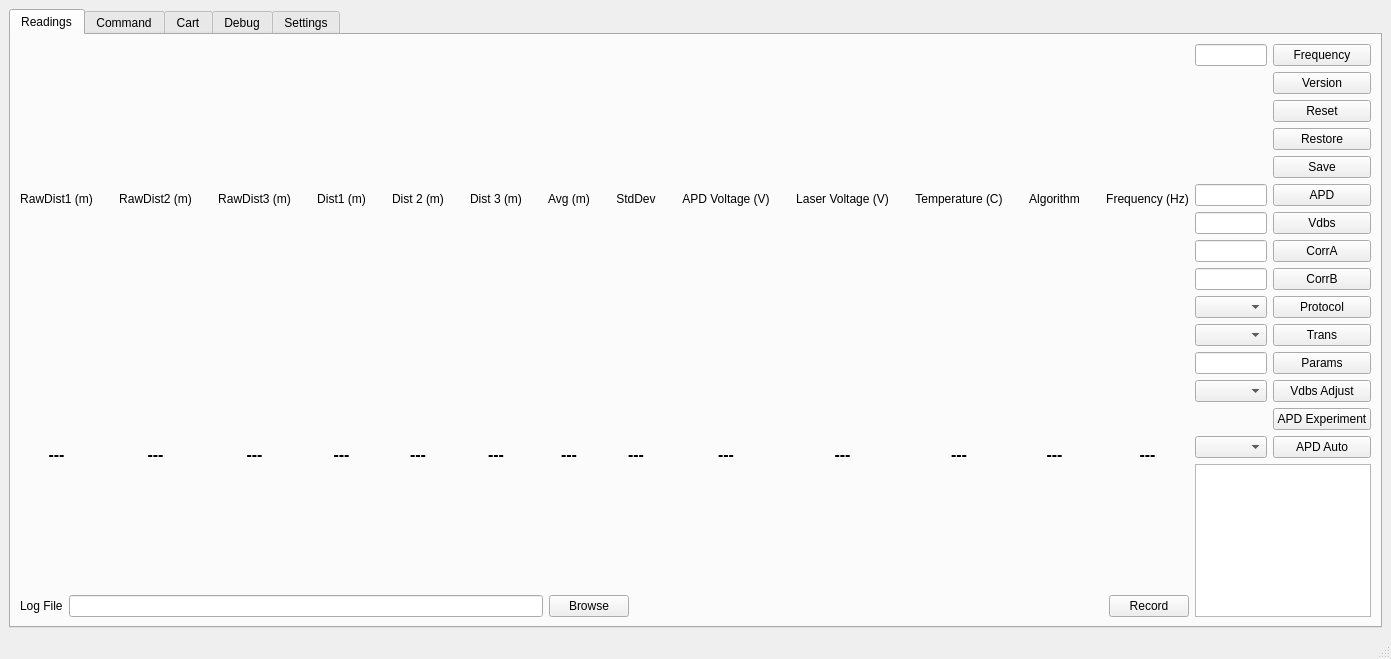
Above: tf03_test/main_window.ui from codincodee/tf0x_dev before the change. Below: the same form after it.
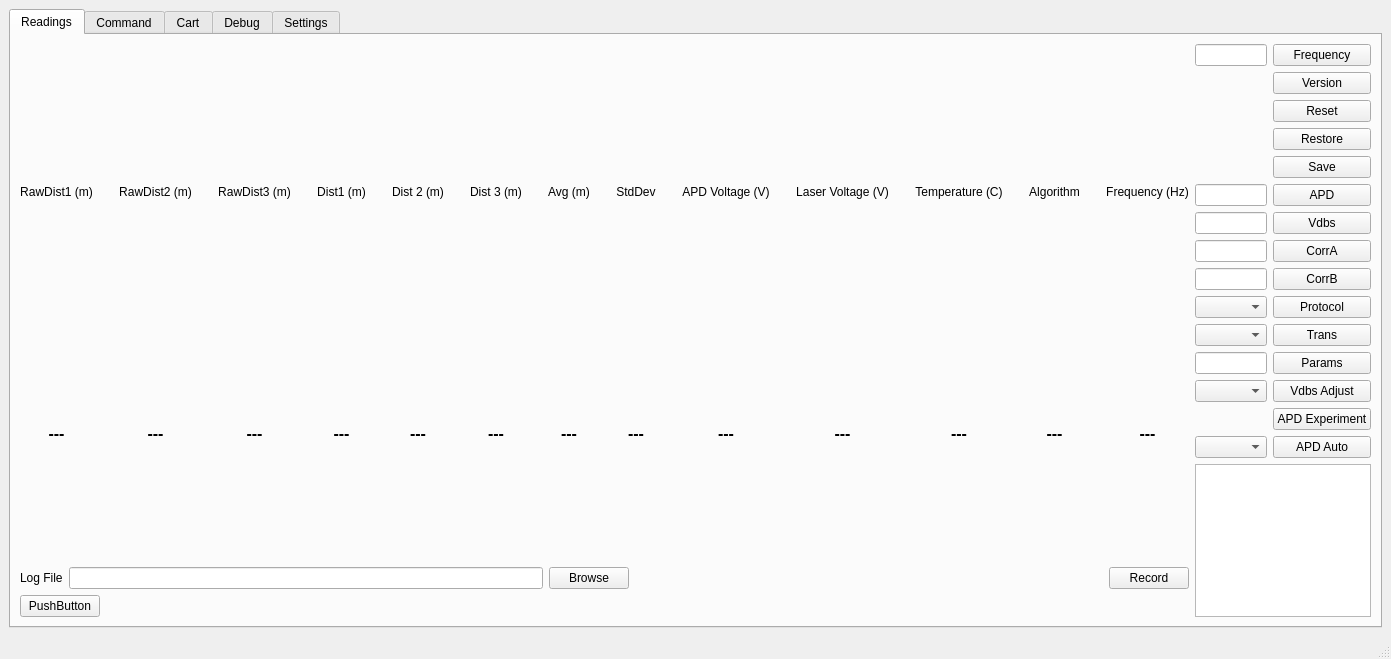
That is the form after the change.

```diff
--- a/tf03_test/main_window.ui
+++ b/tf03_test/main_window.ui
@@ -878,6 +878,30 @@
             </item>
            </layout>
           </item>
+          <item>
+           <layout class="QHBoxLayout" name="horizontalLayout_14">
+            <item>
+             <widget class="QPushButton" name="ReadingsPageDistanceSwtichPushButton">
+              <property name="text">
+               <string>PushButton</string>
+              </property>
+             </widget>
+            </item>
+            <item>
+             <spacer name="horizontalSpacer_30">
+              <property name="orientation">
+               <enum>Qt::Horizontal</enum>
+              </property>
+              <property name="sizeHint" stdset="0">
+               <size>
+                <width>40</width>
+                <height>20</height>
+               </size>
+              </property>
+             </spacer>
+            </item>
+           </layout>
+          </item>
          </layout>
         </item>
        </layout>
```
Left out of the diff: 2 changed lines with no effect on the pictures.
